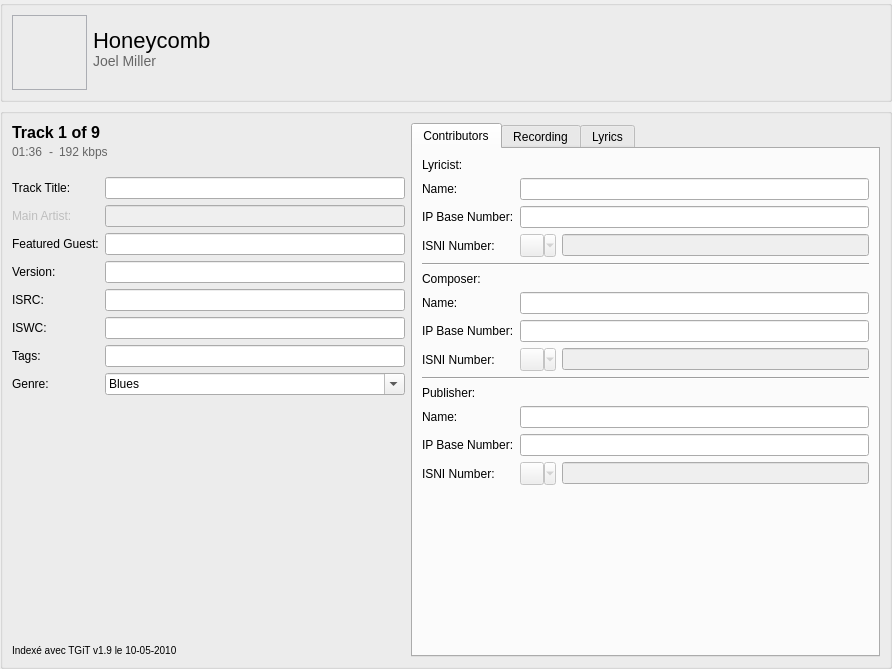
Iconoclasteinc/tgit, file resources/ui/track_page.ui: the form before one commit.
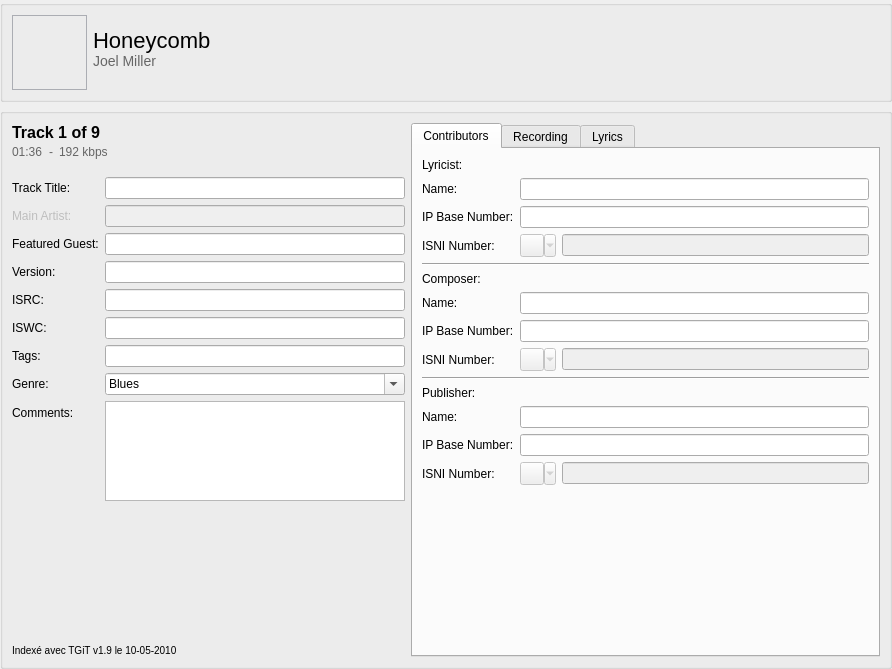
The form after the commit. Icons and pictures are not drawn. Custom widgets are drawn as their Qt base class.

Commit message: Move the comment field from the album level to the track level.

What changed in the file:
```diff
--- a/resources/ui/track_page.ui
+++ b/resources/ui/track_page.ui
@@ -216,6 +216,16 @@
         </item>
         <item>
          <layout class="QFormLayout" name="_entry_form">
+          <item row="0" column="0" colspan="2">
+           <widget class="Line" name="_forces_alignement_on_mac">
+            <property name="lineWidth">
+             <number>0</number>
+            </property>
+            <property name="orientation">
+             <enum>Qt::Horizontal</enum>
+            </property>
+           </widget>
+          </item>
           <item row="1" column="0">
            <widget class="QLabel" name="_track_title_caption">
             <property name="text">
@@ -435,13 +445,29 @@
             </item>
            </widget>
           </item>
-          <item row="0" column="0" colspan="2">
-           <widget class="Line" name="_forces_alignement_on_mac">
-            <property name="lineWidth">
-             <number>0</number>
+          <item row="9" column="0">
+           <widget class="QLabel" name="_comments_caption">
+            <property name="text">
+             <string>Comments:</string>
             </property>
-            <property name="orientation">
-             <enum>Qt::Horizontal</enum>
+            <property name="buddy">
+             <cstring>_comments</cstring>
+            </property>
+           </widget>
+          </item>
+          <item row="9" column="1">
+           <widget class="TextArea" name="_comments">
+            <property name="minimumSize">
+             <size>
+              <width>250</width>
+              <height>0</height>
+             </size>
+            </property>
+            <property name="maximumSize">
+             <size>
+              <width>16777215</width>
+              <height>100</height>
+             </size>
             </property>
            </widget>
           </item>
```
Left out of the diff: 7 changed lines with no effect on the pictures. The commit also changes 14 other files.
